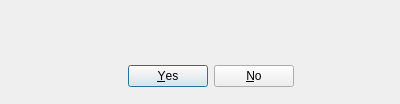
Old version of the form Chequers/gamerequestpopup.ui in the repository scyphio122/chequers.
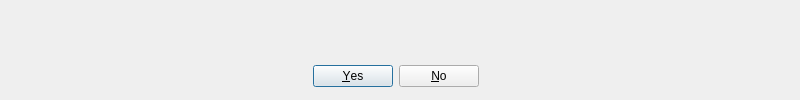
New version of the form.

What changed in the file:
```diff
--- a/Chequers/gamerequestpopup.ui
+++ b/Chequers/gamerequestpopup.ui
@@ -6,10 +6,22 @@
    <rect>
     <x>0</x>
     <y>0</y>
-    <width>400</width>
-    <height>104</height>
+    <width>800</width>
+    <height>100</height>
    </rect>
   </property>
+  <property name="minimumSize">
+   <size>
+    <width>800</width>
+    <height>100</height>
+   </size>
+  </property>
+  <property name="maximumSize">
+   <size>
+    <width>800</width>
+    <height>100</height>
+   </size>
+  </property>
   <property name="windowTitle">
    <string>Dialog</string>
   </property>
@@ -18,7 +30,7 @@
     <rect>
      <x>50</x>
      <y>60</y>
-     <width>321</width>
+     <width>691</width>
      <height>32</height>
     </rect>
    </property>
@@ -37,7 +49,7 @@
     <rect>
      <x>40</x>
      <y>20</y>
-     <width>331</width>
+     <width>721</width>
      <height>31</height>
     </rect>
    </property>
```
